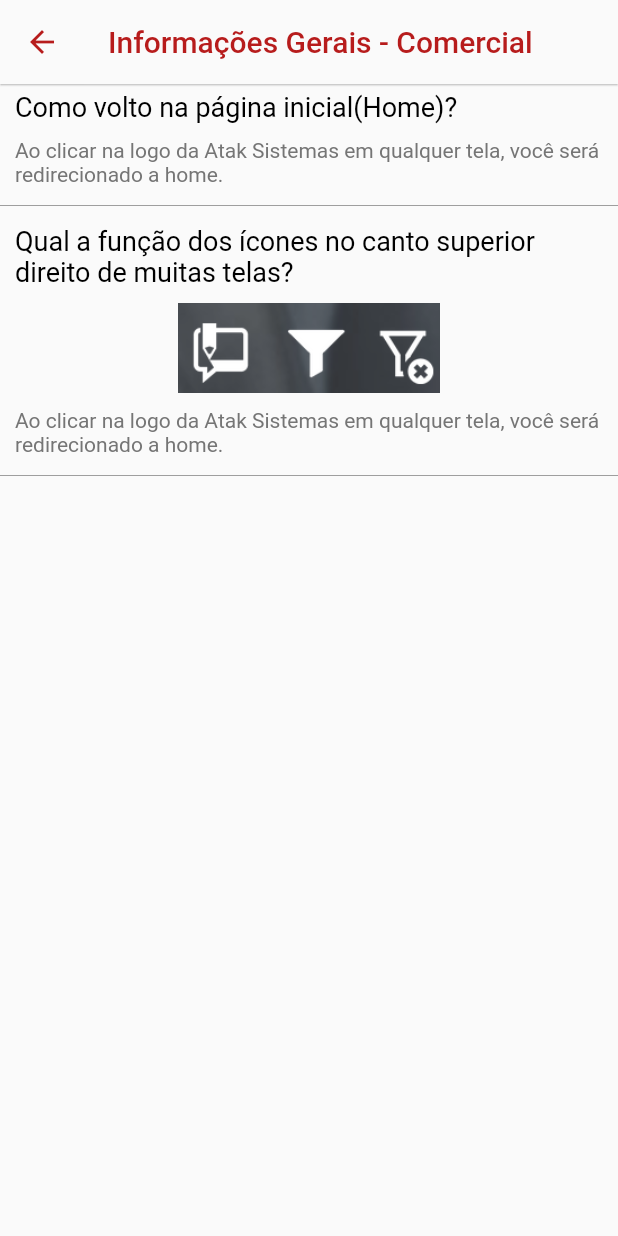
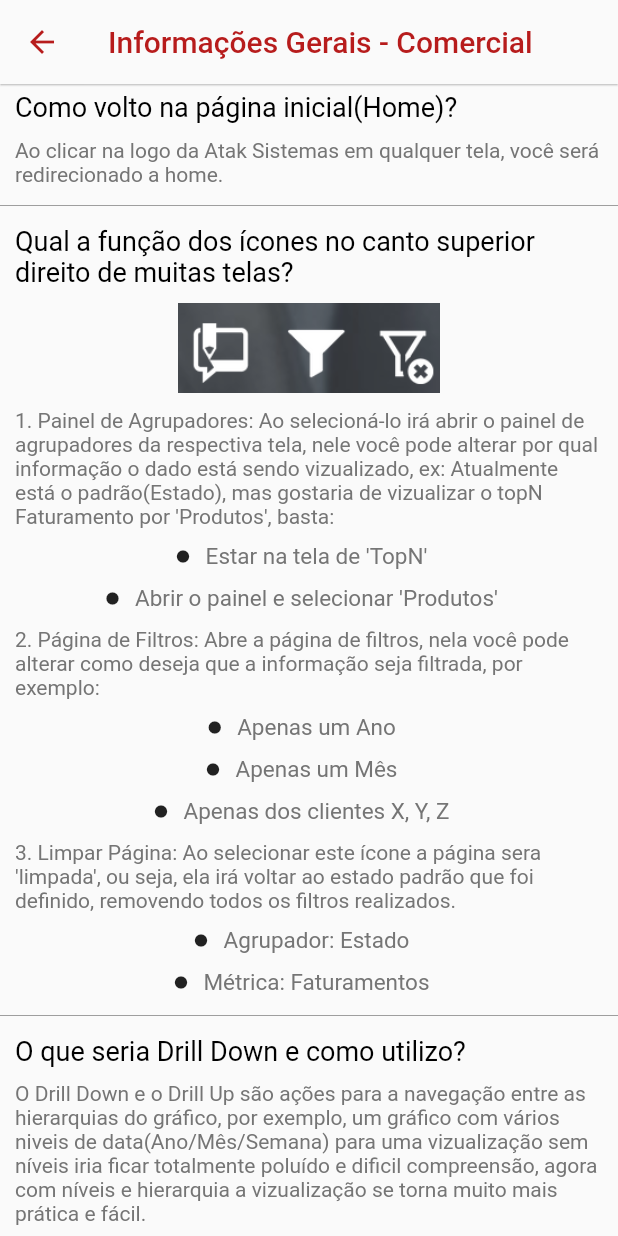
Before and after one commit to MatheusNicolielo/AppBI_Flutter, a Flutter app: the InformacoesGeraisComercial screen opened directly, on a phone screen of 412 x 824 dp. Run offline on Flutter 3.47's test engine with Material 2 defaults, Android fonts, the phone set to English and light mode, and no system bars; our stand-ins replace photo_view.

Commit message:
commit safe pos informacoes gerais

```diff
--- a/lib/pages/Comercial/informacoes_gerais.dart
+++ b/lib/pages/Comercial/informacoes_gerais.dart
@@ -1,4 +1,3 @@
-import 'package:app_bi/pages/paginaImagens.dart';
 import 'package:app_bi/repository/Service.dart';
 import 'package:flutter/material.dart';
 
@@ -39,6 +38,8 @@ class _InformacoesGeraisComercialState
                 children: <Widget>[
                   _primeiraQuestao(),
                   _segundaQuestao(),
+                  _terceiraQuestao(),
+                  _quartaQuestao(),
                 ],
               ),
             ),
@@ -51,21 +52,15 @@ class _InformacoesGeraisComercialState
   Widget _primeiraQuestao() {
     return Column(
       children: <Widget>[
-        Container(
-          alignment: Alignment.centerLeft,
-          child: Service.adicionarTextoPadrao(
+        Service.adicionarTextoPadrao(
           "Como volto na página inicial(Home)?",
           18,
           Colors.black,
         ),
-        ),
-        Container(
-          alignment: Alignment.centerLeft,
-          child: Service.adicionarTextoPadrao(
+        Service.adicionarTextoPadrao(
           "Ao clicar na logo da Atak Sistemas em qualquer tela, você será redirecionado a home.",
           14,
           Colors.grey.shade600,
-          ),
         ),
         Divider(
           color: Colors.grey,
@@ -77,22 +72,38 @@ class _InformacoesGeraisComercialState
   Widget _segundaQuestao() {
     return Column(
       children: <Widget>[
-        Container(
-          alignment: Alignment.centerLeft,
-          child: Service.adicionarTextoPadrao(
+        Service.adicionarTextoPadrao(
           "Qual a função dos ícones no canto superior direito de muitas telas?",
           18,
           Colors.black,
         ),
-        ),
         Service.adicionarImagem(60, "assets/images/Icones.png", context),
-        Container(
-          alignment: Alignment.centerLeft,
-          child: Service.adicionarTextoPadrao(
-            "Ao clicar na logo da Atak Sistemas em qualquer tela, você será redirecionado a home.",
+        Service.adicionarTextoPadrao(
+          "1. Painel de Agrupadores: Ao selecioná-lo irá abrir o painel de agrupadores da respectiva tela, nele você pode alterar por qual informação o dado está sendo vizualizado, ex: Atualmente está o padrão(Estado), mas gostaria de vizualizar o topN Faturamento por 'Produtos', basta:",
           14,
           Colors.grey.shade600,
         ),
+        _mostrarColuna(
+          ["Estar na tela de 'TopN'", "Abrir o painel e selecionar 'Produtos'"],
+          56,
+        ),
+        Service.adicionarTextoPadrao(
+          "2. Página de Filtros: Abre a página de filtros, nela você pode alterar como deseja que a informação seja filtrada, por exemplo:",
+          14,
+          Colors.grey.shade600,
+        ),
+        _mostrarColuna(
+          ["Apenas um Ano", "Apenas um Mês", "Apenas dos clientes X, Y, Z"],
+          84,
+        ),
+        Service.adicionarTextoPadrao(
+          "3. Limpar Página: Ao selecionar este ícone a página sera 'limpada', ou seja, ela irá voltar ao estado padrão que foi definido, removendo todos os filtros realizados.",
+          14,
+          Colors.grey.shade600,
+        ),
+        _mostrarColuna(
+          ["Agrupador: Estado", "Métrica: Faturamentos"],
+          56,
         ),
         Divider(
           color: Colors.grey,
@@ -100,4 +111,117 @@ class _InformacoesGeraisComercialState
       ],
     );
   }
+
+  Widget _terceiraQuestao() {
+    return Column(
+      children: <Widget>[
+        Service.adicionarTextoPadrao(
+          "O que seria Drill Down e como utilizo?",
+          18,
+          Colors.black,
+        ),
+        Service.adicionarTextoPadrao(
+          "O Drill Down e o Drill Up são ações para a navegação entre as hierarquias do gráfico, por exemplo, um gráfico com vários niveis de data(Ano/Mês/Semana) para uma vizualização sem níveis iria ficar totalmente poluído e dificil compreensão, agora com níveis e hierarquia a vizualização se torna muito mais prática e fácil.",
+          14,
+          Colors.grey.shade600,
+        ),
+        Service.adicionarTextoPadrao(
+          "Mas como utilizar? Simples, todos os gráficos que contem níveis são marcados suas hierarquias com barras '/', ex: 'Ano/Mês/Semana', para utilizar basta ativar o Drill Down e clicar no item que deseja expandir",
+          14,
+          Colors.grey.shade600,
+        ),
+        Service.adicionarImagem(225, "assets/images/drilldown.png", context),
+        Service.adicionarImagem(225, "assets/images/drilldown2.png", context),
+        Divider(
+          color: Colors.grey,
+        ),
+      ],
+    );
   }
+
+  Widget _quartaQuestao() {
+    return Column(
+      children: <Widget>[
+        Service.adicionarTextoPadrao(
+          "Qual a função dos icones de drill que aparecem nos gráficos?",
+          18,
+          Colors.black,
+        ),
+        Service.adicionarImagem(30, "assets/images/iconesdrill.png", context),
+        Service.adicionarTextoPadrao(
+          "1. Drill Up: Subir um nível na hierarquia",
+          14,
+          Colors.grey.shade600,
+        ),
+        Service.adicionarTextoPadrao(
+          "2. Drill Down: Descer um nível na hierarquia, para utilizar basta ativar e selecionar um dos valores, caso tenha um nível abaixo ele irá descer",
+          14,
+          Colors.grey.shade600,
+        ),
+        Service.adicionarTextoPadrao(
+          "3. Next Level: Desce para o próximo nível de todos os níveis acima, ex:",
+          14,
+          Colors.grey.shade600,
+        ),
+        _mostrarColuna(
+          [
+            "Valor de cada mês no ano",
+            "Valor total de cada semana",
+            "Valor total de cada dia",
+            "2019 -> jan -> semana 1 -> segunda-feira",
+            "ou seja, agrupa todos os dados"
+          ],
+          140,
+        ),
+        Service.adicionarTextoPadrao(
+          "4. Expande o próximo nivel separando de acordo com o nível acima, ex:",
+          14,
+          Colors.grey.shade600,
+        ),
+        Divider(
+          color: Colors.grey,
+        ),
+      ],
+    );
+  }
+
+  Widget _mostrarColuna(List<String> textos, double tamanhoColuna) {
+    return Container(
+      height: tamanhoColuna,
+      width: double.infinity,
+      child: Column(
+        mainAxisAlignment: MainAxisAlignment.spaceEvenly,
+        children: <Widget>[
+          getTextWidgets(textos),
+        ],
+      ),
+    );
+  }
+
+  Widget getTextWidgets(List<String> strings) {
+    List<Widget> list = new List<Widget>();
+    for (var i = 0; i < strings.length; i++) {
+      list.add(
+        _mostrarLinhasDaColuna(strings[i]),
+      );
+    }
+    return Column(children: list);
+  }
+
+  Widget _mostrarLinhasDaColuna(String texto) {
+    return Row(
+      mainAxisAlignment: MainAxisAlignment.center,
+      children: <Widget>[
+        Icon(
+          Icons.lens,
+          size: 10,
+        ),
+        Service.adicionarTextoPadrao(
+          texto,
+          15,
+          Colors.grey.shade600,
+        )
+      ],
+    );
+  }
+}
--- a/pubspec.yaml
+++ b/pubspec.yaml
@@ -45,6 +45,9 @@ flutter:
   assets:
     - assets/images/menu_inicial.png
     - assets/images/Icones.png
+    - assets/images/drilldown.png
+    - assets/images/drilldown2.png
+    - assets/images/iconesdrill.png
 
   # An image asset can refer to one or more resolution-specific "variants", see
   # https://flutter.dev/assets-and-images/#resolution-aware.
```
Also changed, not shown: lib/pages/paginaImagens.dart (+35 -19 lines), lib/repository/Service.dart (+45 -1 lines), assets/images/drilldown.png (added), assets/images/drilldown2.png (added), assets/images/iconesdrill.png (added). Lines whose indentation alone changed are shown as unchanged.
